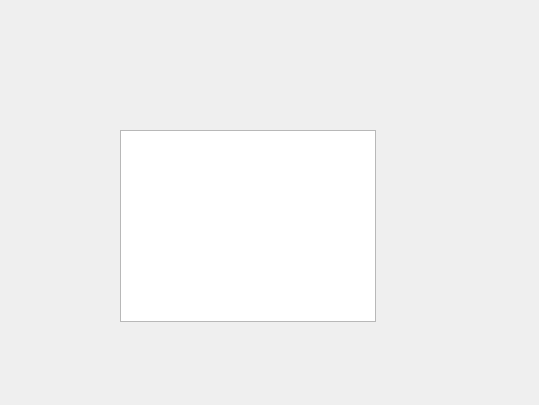
Old version of the form devlist.ui in the repository along-wds/jiaofeiji_ykgl.
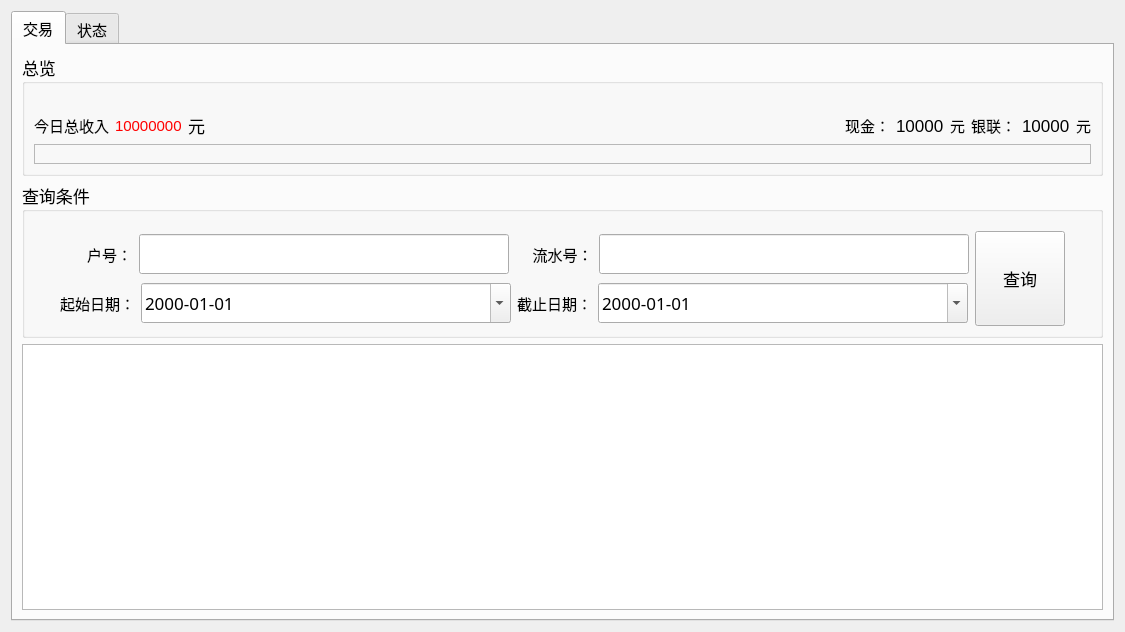
New version of the form.

The edit to the form file:
```diff
--- a/devlist.ui
+++ b/devlist.ui
@@ -6,23 +6,579 @@
    <rect>
     <x>0</x>
     <y>0</y>
-    <width>539</width>
-    <height>405</height>
+    <width>1125</width>
+    <height>632</height>
    </rect>
   </property>
   <property name="windowTitle">
    <string>Form</string>
   </property>
-  <widget class="QTableWidget" name="tableWidget">
-   <property name="geometry">
-    <rect>
-     <x>120</x>
-     <y>130</y>
-     <width>256</width>
-     <height>192</height>
-    </rect>
-   </property>
-  </widget>
+  <layout class="QVBoxLayout" name="verticalLayout_3">
+   <item>
+    <widget class="QTabWidget" name="tabWidget">
+     <property name="font">
+      <font>
+       <family>微软雅黑</family>
+       <pointsize>11</pointsize>
+      </font>
+     </property>
+     <property name="currentIndex">
+      <number>0</number>
+     </property>
+     <widget class="QWidget" name="tab">
+      <attribute name="title">
+       <string>交易</string>
+      </attribute>
+      <layout class="QVBoxLayout" name="verticalLayout_2">
+       <item>
+        <widget class="QGroupBox" name="groupBox_2">
+         <property name="font">
+          <font>
+           <family>微软雅黑</family>
+           <pointsize>13</pointsize>
+          </font>
+         </property>
+         <property name="title">
+          <string>总览</string>
+         </property>
+         <layout class="QVBoxLayout" name="verticalLayout">
+          <item>
+           <spacer name="verticalSpacer_2">
+            <property name="orientation">
+             <enum>Qt::Vertical</enum>
+            </property>
+            <property name="sizeType">
+             <enum>QSizePolicy::Fixed</enum>
+            </property>
+            <property name="sizeHint" stdset="0">
+             <size>
+              <width>20</width>
+              <height>20</height>
+             </size>
+            </property>
+           </spacer>
+          </item>
+          <item>
+           <layout class="QHBoxLayout" name="horizontalLayout_5">
+            <item>
+             <layout class="QHBoxLayout" name="horizontalLayout_6">
+              <item>
+               <widget class="QLabel" name="label_8">
+                <property name="font">
+                 <font>
+                  <pointsize>11</pointsize>
+                 </font>
+                </property>
+                <property name="text">
+                 <string>今日总收入</string>
+                </property>
+               </widget>
+              </item>
+              <item>
+               <widget class="QLabel" name="label_9">
+                <property name="font">
+                 <font>
+                  <family>Arial</family>
+                  <pointsize>11</pointsize>
+                 </font>
+                </property>
+                <property name="styleSheet">
+                 <string notr="true">color: rgb(255, 0, 0);</string>
+                </property>
+                <property name="text">
+                 <string>10000000</string>
+                </property>
+               </widget>
+              </item>
+              <item>
+               <widget class="QLabel" name="label_10">
+                <property name="text">
+                 <string>元</string>
+                </property>
+               </widget>
+              </item>
+              <item>
+               <spacer name="horizontalSpacer">
+                <property name="orientation">
+                 <enum>Qt::Horizontal</enum>
+                </property>
+                <property name="sizeHint" stdset="0">
+                 <size>
+                  <width>40</width>
+                  <height>20</height>
+                 </size>
+                </property>
+               </spacer>
+              </item>
+              <item>
+               <layout class="QHBoxLayout" name="horizontalLayout_7">
+                <item>
+                 <widget class="QLabel" name="label_5">
+                  <property name="font">
+                   <font>
+                    <pointsize>11</pointsize>
+                   </font>
+                  </property>
+                  <property name="text">
+                   <string>现金：</string>
+                  </property>
+                 </widget>
+                </item>
+                <item>
+                 <widget class="QLabel" name="label_cash">
+                  <property name="font">
+                   <font>
+                    <family>Arial</family>
+                   </font>
+                  </property>
+                  <property name="text">
+                   <string>10000</string>
+                  </property>
+                 </widget>
+                </item>
+                <item>
+                 <widget class="QLabel" name="label_7">
+                  <property name="font">
+                   <font>
+                    <pointsize>11</pointsize>
+                   </font>
+                  </property>
+                  <property name="text">
+                   <string>元</string>
+                  </property>
+                 </widget>
+                </item>
+               </layout>
+              </item>
+              <item>
+               <layout class="QHBoxLayout" name="horizontalLayout_8">
+                <item>
+                 <widget class="QLabel" name="label_11">
+                  <property name="font">
+                   <font>
+                    <pointsize>11</pointsize>
+                   </font>
+                  </property>
+                  <property name="text">
+                   <string>银联：</string>
+                  </property>
+                 </widget>
+                </item>
+                <item>
+                 <widget class="QLabel" name="label_union">
+                  <property name="font">
+                   <font>
+                    <family>Arial</family>
+                   </font>
+                  </property>
+                  <property name="text">
+                   <string>10000</string>
+                  </property>
+                 </widget>
+                </item>
+                <item>
+                 <widget class="QLabel" name="label_13">
+                  <property name="font">
+                   <font>
+                    <pointsize>11</pointsize>
+                   </font>
+                  </property>
+                  <property name="text">
+                   <string>元</string>
+                  </property>
+                 </widget>
+                </item>
+               </layout>
+              </item>
+             </layout>
+            </item>
+           </layout>
+          </item>
+          <item>
+           <widget class="QFrame" name="frame">
+            <property name="frameShape">
+             <enum>QFrame::StyledPanel</enum>
+            </property>
+            <property name="frameShadow">
+             <enum>QFrame::Raised</enum>
+            </property>
+            <layout class="QHBoxLayout" name="horizontalLayout_9"/>
+           </widget>
+          </item>
+         </layout>
+        </widget>
+       </item>
+       <item>
+        <widget class="QGroupBox" name="groupBox">
+         <property name="font">
+          <font>
+           <family>微软雅黑</family>
+           <pointsize>13</pointsize>
+          </font>
+         </property>
+         <property name="title">
+          <string>查询条件</string>
+         </property>
+         <layout class="QGridLayout" name="gridLayout_2">
+          <item row="1" column="0">
+           <layout class="QHBoxLayout" name="horizontalLayout_17">
+            <item>
+             <layout class="QGridLayout" name="gridLayout">
+              <item row="0" column="0">
+               <layout class="QHBoxLayout" name="horizontalLayout">
+                <item>
+                 <widget class="QLabel" name="label">
+                  <property name="sizePolicy">
+                   <sizepolicy hsizetype="Fixed" vsizetype="Preferred">
+                    <horstretch>0</horstretch>
+                    <verstretch>0</verstretch>
+                   </sizepolicy>
+                  </property>
+                  <property name="font">
+                   <font>
+                    <pointsize>11</pointsize>
+                   </font>
+                  </property>
+                  <property name="text">
+                   <string>       户号：</string>
+                  </property>
+                 </widget>
+                </item>
+                <item>
+                 <widget class="QLineEdit" name="lineEdit_yhdabh">
+                  <property name="sizePolicy">
+                   <sizepolicy hsizetype="Fixed" vsizetype="Fixed">
+                    <horstretch>0</horstretch>
+                    <verstretch>0</verstretch>
+                   </sizepolicy>
+                  </property>
+                  <property name="minimumSize">
+                   <size>
+                    <width>370</width>
+                    <height>40</height>
+                   </size>
+                  </property>
+                 </widget>
+                </item>
+               </layout>
+              </item>
+              <item row="0" column="1">
+               <layout class="QHBoxLayout" name="horizontalLayout_2">
+                <item>
+                 <widget class="QLabel" name="label_2">
+                  <property name="sizePolicy">
+                   <sizepolicy hsizetype="Fixed" vsizetype="Preferred">
+                    <horstretch>0</horstretch>
+                    <verstretch>0</verstretch>
+                   </sizepolicy>
+                  </property>
+                  <property name="font">
+                   <font>
+                    <pointsize>11</pointsize>
+                   </font>
+                  </property>
+                  <property name="text">
+                   <string>    流水号：</string>
+                  </property>
+                 </widget>
+                </item>
+                <item>
+                 <widget class="QLineEdit" name="lineEdit_trace">
+                  <property name="sizePolicy">
+                   <sizepolicy hsizetype="Fixed" vsizetype="Fixed">
+                    <horstretch>0</horstretch>
+                    <verstretch>0</verstretch>
+                   </sizepolicy>
+                  </property>
+                  <property name="minimumSize">
+                   <size>
+                    <width>370</width>
+                    <height>40</height>
+                   </size>
+                  </property>
+                 </widget>
+                </item>
+               </layout>
+              </item>
+              <item row="1" column="0">
+               <layout class="QHBoxLayout" name="horizontalLayout_3">
+                <item>
+                 <widget class="QLabel" name="label_3">
+                  <property name="sizePolicy">
+                   <sizepolicy hsizetype="Fixed" vsizetype="Preferred">
+                    <horstretch>0</horstretch>
+                    <verstretch>0</verstretch>
+                   </sizepolicy>
+                  </property>
+                  <property name="font">
+                   <font>
+                    <pointsize>11</pointsize>
+                   </font>
+                  </property>
+                  <property name="text">
+                   <string>起始日期：</string>
+                  </property>
+                 </widget>
+                </item>
+                <item>
+                 <widget class="QDateEdit" name="dateEdit_start">
+                  <property name="sizePolicy">
+                   <sizepolicy hsizetype="Fixed" vsizetype="Fixed">
+                    <horstretch>0</horstretch>
+                    <verstretch>0</verstretch>
+                   </sizepolicy>
+                  </property>
+                  <property name="minimumSize">
+                   <size>
+                    <width>370</width>
+                    <height>40</height>
+                   </size>
+                  </property>
+                  <property name="focusPolicy">
+                   <enum>Qt::NoFocus</enum>
+                  </property>
+                  <property name="dateTime">
+                   <datetime>
+                    <hour>0</hour>
+                    <minute>0</minute>
+                    <second>0</second>
+                    <year>2000</year>
+                    <month>1</month>
+                    <day>1</day>
+                   </datetime>
+                  </property>
+                  <property name="displayFormat">
+                   <string>yyyy-MM-dd</string>
+                  </property>
+                  <property name="calendarPopup">
+                   <bool>true</bool>
+                  </property>
+                 </widget>
+                </item>
+               </layout>
+              </item>
+              <item row="1" column="1">
+               <layout class="QHBoxLayout" name="horizontalLayout_4">
+                <item>
+                 <widget class="QLabel" name="label_4">
+                  <property name="sizePolicy">
+                   <sizepolicy hsizetype="Fixed" vsizetype="Preferred">
+                    <horstretch>0</horstretch>
+                    <verstretch>0</verstretch>
+                   </sizepolicy>
+                  </property>
+                  <property name="font">
+                   <font>
+                    <pointsize>11</pointsize>
+                   </font>
+                  </property>
+                  <property name="text">
+                   <string>截止日期：</string>
+                  </property>
+                 </widget>
+                </item>
+                <item>
+                 <widget class="QDateEdit" name="dateEdit_end">
+                  <property name="sizePolicy">
+                   <sizepolicy hsizetype="Fixed" vsizetype="Fixed">
+                    <horstretch>0</horstretch>
+                    <verstretch>0</verstretch>
+                   </sizepolicy>
+                  </property>
+                  <property name="minimumSize">
+                   <size>
+                    <width>370</width>
+                    <height>40</height>
+                   </size>
+                  </property>
+                  <property name="focusPolicy">
+                   <enum>Qt::NoFocus</enum>
+                  </property>
+                  <property name="displayFormat">
+                   <string>yyyy-MM-dd</string>
+                  </property>
+                  <property name="calendarPopup">
+                   <bool>true</bool>
+                  </property>
+                 </widget>
+                </item>
+               </layout>
+              </item>
+             </layout>
+            </item>
+            <item>
+             <widget class="QPushButton" name="pushButton_search">
+              <property name="minimumSize">
+               <size>
+                <width>0</width>
+                <height>95</height>
+               </size>
+              </property>
+              <property name="maximumSize">
+               <size>
+                <width>93</width>
+                <height>16777215</height>
+               </size>
+              </property>
+              <property name="text">
+               <string>查询</string>
+              </property>
+             </widget>
+            </item>
+           </layout>
+          </item>
+          <item row="0" column="0">
+           <spacer name="verticalSpacer">
+            <property name="orientation">
+             <enum>Qt::Vertical</enum>
+            </property>
+            <property name="sizeType">
+             <enum>QSizePolicy::Fixed</enum>
+            </property>
+            <property name="sizeHint" stdset="0">
+             <size>
+              <width>20</width>
+              <height>10</height>
+             </size>
+            </property>
+           </spacer>
+          </item>
+         </layout>
+        </widget>
+       </item>
+       <item>
+        <widget class="QTableView" name="tableView">
+         <property name="lineWidth">
+          <number>1</number>
+         </property>
+         <property name="sizeAdjustPolicy">
+          <enum>QAbstractScrollArea::AdjustToContentsOnFirstShow</enum>
+         </property>
+         <property name="alternatingRowColors">
+          <bool>true</bool>
+         </property>
+         <property name="selectionMode">
+          <enum>QAbstractItemView::SingleSelection</enum>
+         </property>
+         <property name="selectionBehavior">
+          <enum>QAbstractItemView::SelectRows</enum>
+         </property>
+         <property name="textElideMode">
+          <enum>Qt::ElideLeft</enum>
+         </property>
+         <property name="showGrid">
+          <bool>true</bool>
+         </property>
+         <property name="gridStyle">
+          <enum>Qt::SolidLine</enum>
+         </property>
+         <property name="sortingEnabled">
+          <bool>false</bool>
+         </property>
+         <property name="wordWrap">
+          <bool>true</bool>
+         </property>
+         <property name="cornerButtonEnabled">
+          <bool>false</bool>
+         </property>
+        </widget>
+       </item>
+      </layout>
+     </widget>
+     <widget class="QWidget" name="tab_2">
+      <attribute name="title">
+       <string>状态</string>
+      </attribute>
+      <widget class="QWidget" name="layoutWidget">
+       <property name="geometry">
+        <rect>
+         <x>20</x>
+         <y>20</y>
+         <width>671</width>
+         <height>51</height>
+        </rect>
+       </property>
+       <layout class="QHBoxLayout" name="horizontalLayout_14">
+        <item>
+         <layout class="QHBoxLayout" name="horizontalLayout_12">
+          <item>
+           <widget class="QLabel" name="label_15">
+            <property name="text">
+             <string>上次启动时间：</string>
+            </property>
+           </widget>
+          </item>
+          <item>
+           <widget class="QLabel" name="label_17">
+            <property name="text">
+             <string>TextLabel</string>
+            </property>
+           </widget>
+          </item>
+         </layout>
+        </item>
+        <item>
+         <layout class="QHBoxLayout" name="horizontalLayout_13">
+          <item>
+           <widget class="QLabel" name="label_16">
+            <property name="text">
+             <string>终止时间：</string>
+            </property>
+           </widget>
+          </item>
+          <item>
+           <widget class="QLabel" name="label_18">
+            <property name="text">
+             <string>TextLabel</string>
+            </property>
+           </widget>
+          </item>
+         </layout>
+        </item>
+        <item>
+         <layout class="QHBoxLayout" name="horizontalLayout_11">
+          <item>
+           <widget class="QLabel" name="label_19">
+            <property name="text">
+             <string>共运行：</string>
+            </property>
+           </widget>
+          </item>
+          <item>
+           <widget class="QLabel" name="label_20">
+            <property name="text">
+             <string>TextLabel</string>
+            </property>
+           </widget>
+          </item>
+          <item>
+           <widget class="QLabel" name="label_21">
+            <property name="text">
+             <string>时</string>
+            </property>
+           </widget>
+          </item>
+         </layout>
+        </item>
+       </layout>
+      </widget>
+      <widget class="QPushButton" name="pushButton">
+       <property name="geometry">
+        <rect>
+         <x>710</x>
+         <y>20</y>
+         <width>131</width>
+         <height>51</height>
+        </rect>
+       </property>
+       <property name="text">
+        <string>退出程序</string>
+       </property>
+      </widget>
+     </widget>
+    </widget>
+   </item>
+  </layout>
  </widget>
  <resources/>
  <connections/>
```
